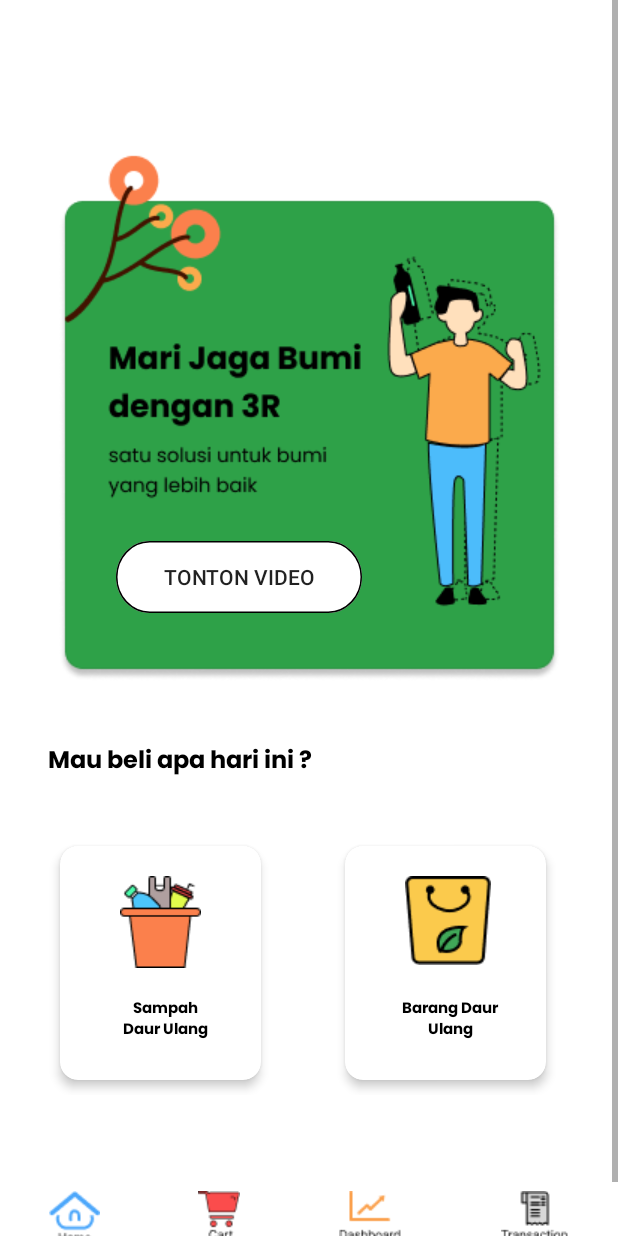
After one commit to ReCyclo-Bangkit-2023/ReCyclo-android, an Android app: the HomeActivity screen opened directly, with no data from a screen before it, on a phone screen of 412 x 824 dp. The commit adds this screen. Run offline under Robolectric (Android 15) with nearby library versions, the light colour scheme and no system bars.

Commit message:
add navigation and home activity

```diff
--- a/app/src/main/AndroidManifest.xml
+++ b/app/src/main/AndroidManifest.xml
@@ -17,6 +17,9 @@
         android:theme="@style/Theme.ReCyclo"
         tools:targetApi="31">
         <activity
+            android:name=".ui.home.HomeActivity"
+            android:exported="false" />
+        <activity
             android:name=".ui.authentication.register.RegisterActivity"
             android:exported="false" />
         <activity
@@ -34,7 +37,7 @@
         </activity>
         <activity
             android:name=".ui.map.MapsActivity"
-            android:exported="false"></activity>
+            android:exported="false" />
 
         <meta-data
             android:name="com.google.android.geo.API_KEY"
--- a/app/src/main/java/com/zeroone/recyclo/ui/authentication/login/LoginActivity.kt
+++ b/app/src/main/java/com/zeroone/recyclo/ui/authentication/login/LoginActivity.kt
@@ -7,6 +7,8 @@ import com.zeroone.recyclo.MainActivity
 import com.zeroone.recyclo.R
 import com.zeroone.recyclo.databinding.ActivityLoginBinding
 import com.zeroone.recyclo.ui.authentication.register.RegisterActivity
+import com.zeroone.recyclo.ui.home.HomeActivity
+import com.zeroone.recyclo.ui.map.MapsActivity
 
 class LoginActivity : AppCompatActivity() {
 
@@ -21,5 +23,9 @@ class LoginActivity : AppCompatActivity() {
         binding.registerBtn.setOnClickListener{
             startActivity(Intent(this@LoginActivity,RegisterActivity::class.java))
         }
+
+        binding.appCompatButton.setOnClickListener{
+            startActivity(Intent(this@LoginActivity,HomeActivity::class.java))
+        }
     }
 }
--- /dev/null
+++ b/app/src/main/java/com/zeroone/recyclo/ui/home/HomeActivity.kt
@@ -0,0 +1,14 @@
+package com.zeroone.recyclo.ui.home
+
+import androidx.appcompat.app.AppCompatActivity
+import android.os.Bundle
+import com.zeroone.recyclo.R
+
+class HomeActivity : AppCompatActivity() {
+    override fun onCreate(savedInstanceState: Bundle?) {
+        super.onCreate(savedInstanceState)
+        setContentView(R.layout.activity_home)
+
+        supportActionBar?.hide()
+    }
+}
--- /dev/null
+++ b/app/src/main/res/drawable/bottom_nav.xml
@@ -0,0 +1,24 @@
+<?xml version="1.0" encoding="utf-8"?>
+<vector
+    xmlns:android="http://schemas.android.com/apk/res/android"
+    xmlns:aapt="http://schemas.android.com/aapt"
+    android:width="393dp"
+    android:height="73dp"
+    android:viewportWidth="393"
+    android:viewportHeight="73"
+    >
+    <group>
+        <clip-path
+            android:pathData="M36.5 0H356.5C376.658 0 393 16.3416 393 36.5C393 56.6584 376.658 73 356.5 73H36.5C16.3416 73 0 56.6584 0 36.5C0 16.3416 16.3416 0 36.5 0Z"
+            />
+        <path
+            android:pathData="M0 0V73H393V0"
+            android:fillColor="#FFFFFF"
+            />
+        <path
+            android:pathData="M36.5 0H356.5C376.658 0 393 16.3416 393 36.5C393 56.6584 376.658 73 356.5 73H36.5C16.3416 73 0 56.6584 0 36.5C0 16.3416 16.3416 0 36.5 0Z"
+            android:strokeWidth="2"
+            android:strokeColor="#0A000000"
+            />
+    </group>
+</vector>
--- /dev/null
+++ b/app/src/main/res/drawable/button_hero.xml
@@ -0,0 +1,24 @@
+<?xml version="1.0" encoding="utf-8"?>
+<vector
+    xmlns:android="http://schemas.android.com/apk/res/android"
+    xmlns:aapt="http://schemas.android.com/aapt"
+    android:width="164dp"
+    android:height="45dp"
+    android:viewportWidth="164"
+    android:viewportHeight="45"
+    >
+    <group>
+        <clip-path
+            android:pathData="M22.5 0H141.5C153.926 0 164 10.0736 164 22.5C164 34.9264 153.926 45 141.5 45H22.5C10.0736 45 0 34.9264 0 22.5C0 10.0736 10.0736 0 22.5 0Z"
+            />
+        <path
+            android:fillColor="#FFFFFF"
+            android:pathData="M0 0V45H164V0"
+            />
+        <path
+            android:pathData="M22.5 0H141.5C153.926 0 164 10.0736 164 22.5C164 34.9264 153.926 45 141.5 45H22.5C10.0736 45 0 34.9264 0 22.5C0 10.0736 10.0736 0 22.5 0Z"
+            android:strokeWidth="2"
+            android:strokeColor="#000000"
+            />
+    </group>
+</vector>
--- /dev/null
+++ b/app/src/main/res/layout/activity_home.xml
@@ -0,0 +1,194 @@
+<?xml version="1.0" encoding="utf-8"?>
+<ScrollView
+    xmlns:android="http://schemas.android.com/apk/res/android"
+    xmlns:app="http://schemas.android.com/apk/res-auto"
+    xmlns:tools="http://schemas.android.com/tools"
+    tools:context=".ui.home.HomeActivity"
+    android:layout_width="match_parent"
+    android:layout_height="match_parent"
+    >
+
+    <androidx.constraintlayout.widget.ConstraintLayout
+        android:id="@+id/constraintLayout"
+        android:layout_width="match_parent"
+        android:layout_height="match_parent">
+
+        <ImageView
+            android:id="@+id/imageView"
+            android:layout_width="wrap_content"
+            android:layout_height="wrap_content"
+            android:layout_marginStart="32dp"
+            android:layout_marginTop="100dp"
+            android:layout_marginEnd="32dp"
+            app:layout_constraintEnd_toEndOf="parent"
+            app:layout_constraintStart_toStartOf="parent"
+            app:layout_constraintTop_toTopOf="parent"
+            app:srcCompat="@drawable/hero" />
+
+        <androidx.appcompat.widget.AppCompatButton
+            android:id="@+id/button"
+            android:layout_width="wrap_content"
+            android:layout_height="wrap_content"
+            android:layout_marginEnd="132dp"
+            android:background="@drawable/button_hero"
+            android:backgroundTintMode="add"
+            android:text="Tonton Video"
+            app:layout_constraintBottom_toBottomOf="@+id/imageView"
+            app:layout_constraintEnd_toEndOf="@+id/imageView"
+            app:layout_constraintTop_toTopOf="@+id/imageView"
+            app:layout_constraintVertical_bias="0.852" />
+
+
+        <androidx.constraintlayout.widget.ConstraintLayout
+            android:id="@+id/constraintLayout3"
+            android:layout_width="340dp"
+            android:layout_height="wrap_content"
+            android:layout_marginStart="32dp"
+            android:layout_marginTop="40dp"
+            android:layout_marginEnd="32dp"
+            app:layout_constraintEnd_toEndOf="parent"
+            app:layout_constraintHorizontal_bias="0.0"
+            app:layout_constraintStart_toStartOf="parent"
+            app:layout_constraintTop_toBottomOf="@+id/imageView">
+
+            <TextView
+                android:id="@+id/textView"
+                android:layout_width="wrap_content"
+                android:layout_height="wrap_content"
+                android:fontFamily="@font/poppins_bold"
+                android:text="Mau beli apa hari ini ?"
+                android:textColor="@color/black"
+                android:textSize="16sp"
+                app:layout_constraintEnd_toEndOf="parent"
+                app:layout_constraintHorizontal_bias="0.0"
+                app:layout_constraintStart_toStartOf="parent"
+                app:layout_constraintTop_toTopOf="parent" />
+
+            <androidx.cardview.widget.CardView
+                android:id="@+id/card_view"
+                android:layout_width="150dp"
+                android:layout_height="176dp"
+                android:layout_marginTop="32dp"
+                android:thicknessRatio="1.9"
+                app:cardCornerRadius="12dp"
+                app:cardElevation="4dp"
+                app:cardPreventCornerOverlap="true"
+                app:cardUseCompatPadding="true"
+                app:layout_constraintEnd_toStartOf="@+id/card_view2"
+                app:layout_constraintHorizontal_bias="0.0"
+                app:layout_constraintStart_toStartOf="parent"
+                app:layout_constraintTop_toBottomOf="@+id/textView">
+
+                <ImageView
+                    android:id="@+id/imageView2"
+                    android:layout_width="wrap_content"
+                    android:layout_height="wrap_content"
+                    android:layout_marginStart="40dp"
+                    android:layout_marginTop="20dp"
+                    app:srcCompat="@drawable/icon_waste" />
+
+                <TextView
+                    android:id="@+id/textView2"
+                    android:layout_width="69dp"
+                    android:layout_height="wrap_content"
+                    android:layout_marginStart="35dp"
+                    android:layout_marginTop="100dp"
+                    android:fontFamily="@font/poppins_bold"
+                    android:text="Sampah Daur Ulang"
+                    android:textAlignment="center"
+                    android:textColor="@color/black"
+                    android:textSize="10sp" />
+            </androidx.cardview.widget.CardView>
+
+            <androidx.cardview.widget.CardView
+                android:id="@+id/card_view2"
+                android:layout_width="150dp"
+                android:layout_height="176dp"
+                android:layout_marginTop="32dp"
+                android:foregroundGravity="center"
+                android:paddingVertical="58dp"
+                android:thicknessRatio="1.9"
+                app:cardCornerRadius="12dp"
+                app:cardElevation="4dp"
+                app:cardPreventCornerOverlap="true"
+                app:cardUseCompatPadding="true"
+                app:layout_constraintBottom_toBottomOf="parent"
+                app:layout_constraintEnd_toEndOf="parent"
+                app:layout_constraintTop_toBottomOf="@+id/textView">
+
+                <ImageView
+                    android:id="@+id/imageView3"
+                    android:layout_width="wrap_content"
+                    android:layout_height="wrap_content"
+                    android:layout_marginStart="40dp"
+                    android:layout_marginTop="20dp"
+                    app:srcCompat="@drawable/icon_goods" />
+
+                <TextView
+                    android:id="@+id/textView3"
+                    android:layout_width="69dp"
+                    android:layout_height="wrap_content"
+                    android:layout_marginStart="35dp"
+                    android:layout_marginTop="100dp"
+                    android:fontFamily="@font/poppins_bold"
+                    android:text="Barang Daur Ulang"
+                    android:textAlignment="center"
+                    android:textColor="@color/black"
+                    android:textSize="10sp" />
+
+            </androidx.cardview.widget.CardView>
+
+        </androidx.constraintlayout.widget.ConstraintLayout>
+
+        <LinearLayout
+            android:layout_width="match_parent"
+            android:layout_height="wrap_content"
+            android:layout_marginTop="64dp"
+            android:layout_marginBottom="32dp"
+            android:elevation="10dp"
+            android:orientation="horizontal"
+            app:layout_constraintBottom_toBottomOf="parent"
+            app:layout_constraintEnd_toEndOf="parent"
+            app:layout_constraintStart_toStartOf="parent"
+            app:layout_constraintTop_toBottomOf="@+id/constraintLayout3">
+
+            <ImageButton
+                android:id="@+id/imageButton"
+                android:layout_width="wrap_content"
+                android:layout_height="wrap_content"
+                android:layout_weight="1"
+                android:background="@null"
+                app:srcCompat="@drawable/home" />
+
+            <ImageButton
+                android:id="@+id/imageButton2"
+                android:layout_width="wrap_content"
+                android:layout_height="wrap_content"
+                android:layout_weight="1"
+                android:background="@null"
+                app:srcCompat="@drawable/cart" />
+
+            <ImageButton
+                android:id="@+id/imageButton3"
+                android:layout_width="wrap_content"
+                android:layout_height="wrap_content"
+                android:layout_weight="1"
+                android:background="@null"
+                app:srcCompat="@drawable/dashboard" />
+
+            <ImageButton
+                android:id="@+id/imageButton4"
+                android:layout_width="wrap_content"
+                android:layout_height="wrap_content"
+                android:layout_weight="1"
+                android:background="@null"
+                app:srcCompat="@drawable/transaction" />
+        </LinearLayout>
+
+
+    </androidx.constraintlayout.widget.ConstraintLayout>
+
+
+
+
+</ScrollView>
--- /dev/null
+++ b/app/src/main/res/menu/bottom_navigation.xml
@@ -0,0 +1,29 @@
+<?xml version="1.0" encoding="utf-8"?>
+<menu xmlns:app="http://schemas.android.com/apk/res-auto"
+    xmlns:android="http://schemas.android.com/apk/res/android">
+
+    <item
+        android:id="@+id/home"
+        android:icon="@drawable/home"
+        android:title="Home"
+
+         />
+
+    <item
+        android:id="@+id/cart"
+        android:icon="@drawable/cart"
+        android:title="Keranjang"
+        />
+
+    <item
+        android:id="@+id/dashboard"
+        android:icon="@drawable/dashboard"
+        android:title="Dashboard"
+        />
+
+    <item
+        android:id="@+id/transaction"
+        android:icon="@drawable/transaction"
+        android:title="transaction"
+        />
+</menu>
```
Also changed, not shown: app/src/main/res/drawable/cart.png (added), app/src/main/res/drawable/dashboard.png (added), app/src/main/res/drawable/hero.png (added), app/src/main/res/drawable/home.png (added), app/src/main/res/drawable/icon_goods.png (added), app/src/main/res/drawable/icon_waste.png (added), app/src/main/res/drawable/transaction.png (added).
